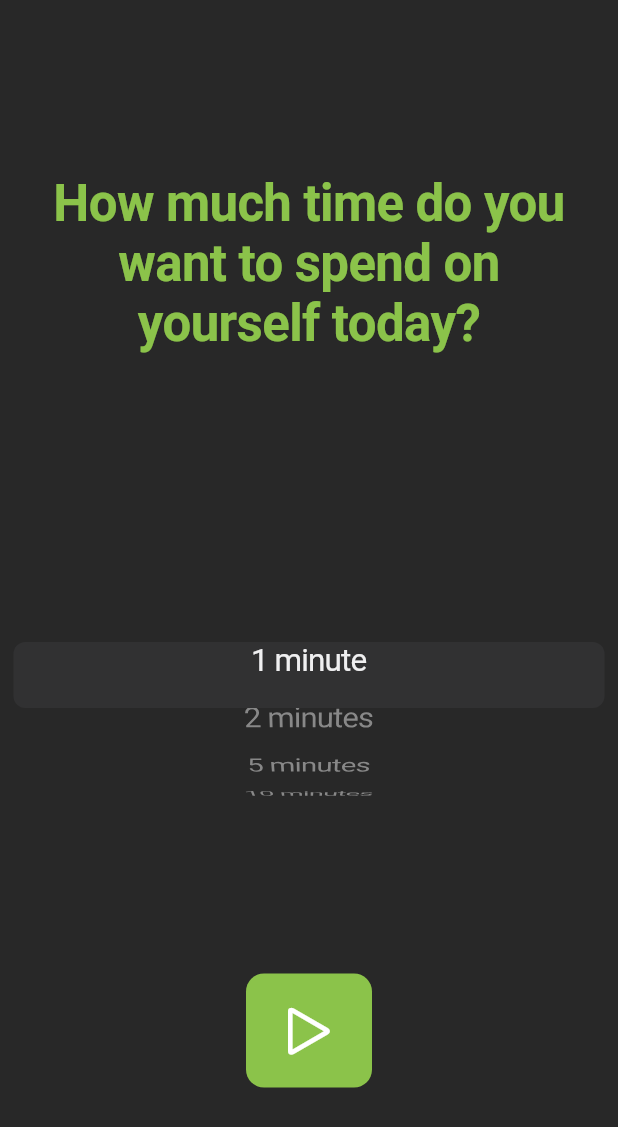
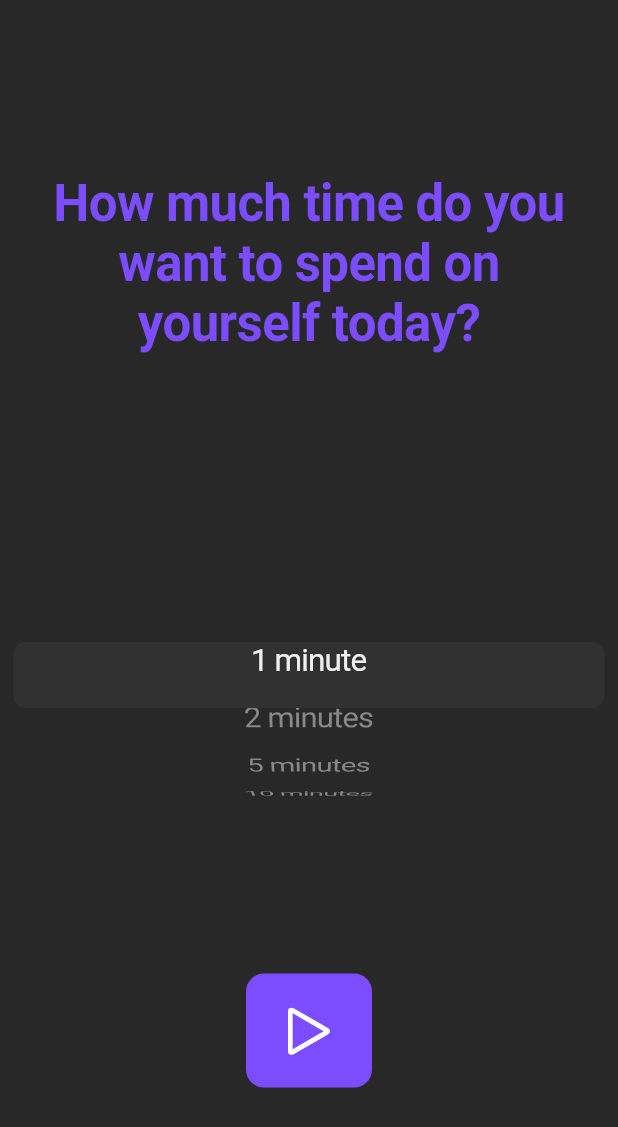
Before and after one commit to sventropy/spiramentum2, a Flutter app: the screen it shows after launch, on a phone screen of 412 x 824 dp. Shown: the top 1127 px of the screen. Run offline on Flutter 3.47's test engine with Material 2 defaults, Android fonts, the light colour scheme and no system bars; our stand-ins replace sprintf.

Commit message:
changed accent color

```diff
--- a/src/spiramentum2/lib/theme.dart
+++ b/src/spiramentum2/lib/theme.dart
@@ -1,6 +1,6 @@
 import 'package:flutter/cupertino.dart';
 import 'package:flutter/material.dart';
 
-final Color kPrimaryAccentColor = Colors.lightGreen;
+final Color kPrimaryAccentColor = Colors.deepPurpleAccent;
 final Color kTextColor = Colors.white;
 final Color kBackgroundColor = Color.fromARGB(255, 40, 40, 40);
```
